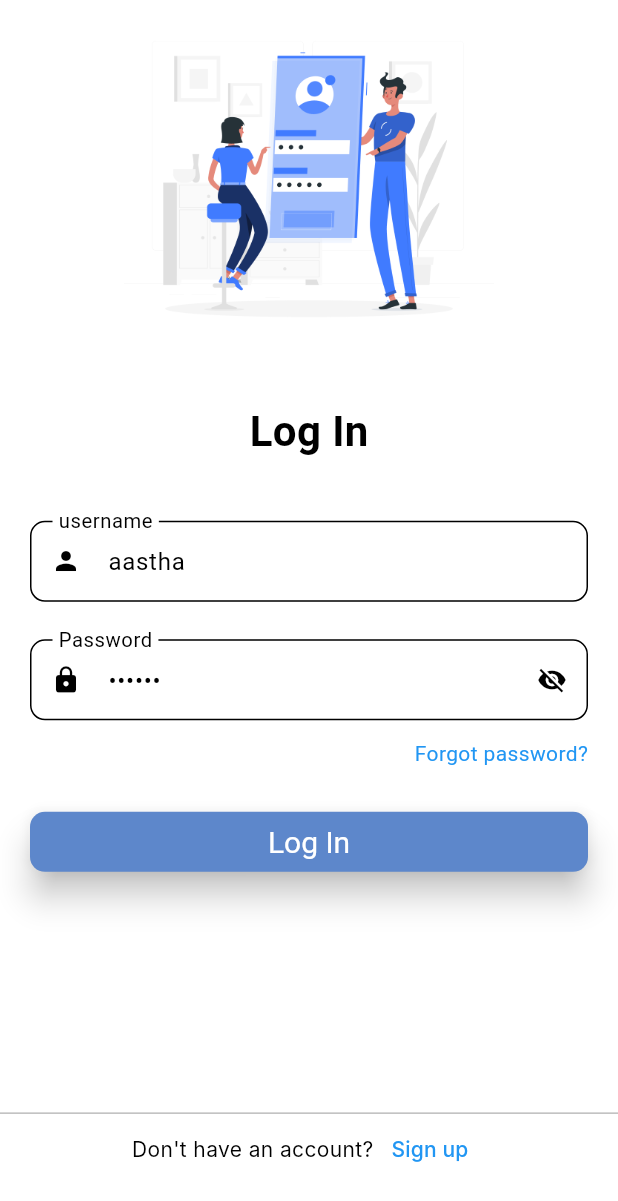
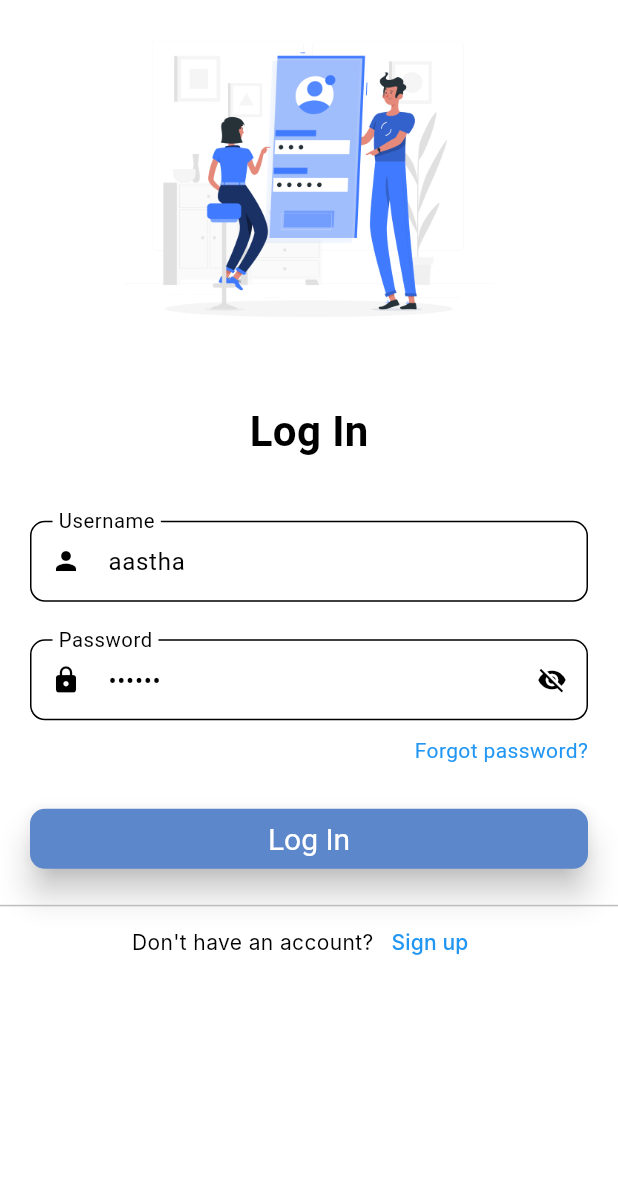
Before and after one commit to coder-aastha/nest-finder, a Flutter app: the screen it shows after launch, on a phone screen of 412 x 824 dp. Shown: the top 1201 px of the screen. Run offline on Flutter 3.47's test engine with Material 3 defaults, Android fonts, the phone set to English and light mode, and no system bars; our stand-ins replace dartz, dio, equatable, flutter_bloc, get_it, hive_flutter and 3 more; accounts and stored records are empty; Roboto replaces fonts that are missing (Inter, Junge, Montserrat); statements that could not run were skipped.

Commit message:
Some changes in login and register

```diff
--- a/lib/features/auth/data/model/auth_hive_model.dart
+++ b/lib/features/auth/data/model/auth_hive_model.dart
@@ -55,7 +55,7 @@ class AuthHiveModel extends Equatable {
       username: username,
       email: email,
       password: password,
-      avatar: avatar, // ✅ Map avatar
+      avatar: avatar, //
     );
   }
 
--- a/lib/features/auth/presentation/view/login_page_view.dart
+++ b/lib/features/auth/presentation/view/login_page_view.dart
@@ -15,7 +15,6 @@ class _LoginViewState extends State<LoginPageView> {
   final _usernameController = TextEditingController(text: 'aastha');
   final _passwordController = TextEditingController(text: '111111');
   bool _isPasswordVisible = false;
-  String? _errorMessage;
 
   final _gap = const SizedBox(height: 25);
 
@@ -25,7 +24,6 @@ class _LoginViewState extends State<LoginPageView> {
       body: SafeArea(
         child: SingleChildScrollView(
           child: Column(
-            mainAxisAlignment: MainAxisAlignment.spaceBetween,
             children: [
               // Logo Section
               Container(
@@ -39,7 +37,6 @@ class _LoginViewState extends State<LoginPageView> {
               ),
               // Login Form Section
               Container(
-                height: MediaQuery.of(context).size.height * 0.6,
                 width: double.infinity,
                 color: Colors.white,
                 child: Padding(
@@ -52,6 +49,7 @@ class _LoginViewState extends State<LoginPageView> {
                           children: [
                             const Text(
                               'Log In',
+                              key: Key('logInTitle'),
                               style: TextStyle(
                                 fontFamily: 'Junge',
                                 fontSize: 28,
@@ -59,7 +57,7 @@ class _LoginViewState extends State<LoginPageView> {
                               ),
                             ),
                             const SizedBox(height: 40),
-                            // Email Field
+                            // Username Field
                             TextFormField(
                               key: const ValueKey('username'),
                               controller: _usernameController,
@@ -69,7 +67,7 @@ class _LoginViewState extends State<LoginPageView> {
                                   size: 20,
                                   color: Colors.black,
                                 ),
-                                labelText: 'username',
+                                labelText: 'Username',
                                 hintText: 'aastha',
                                 hintStyle: const TextStyle(
                                   color: Color.fromARGB(255, 162, 158, 158),
@@ -128,19 +126,6 @@ class _LoginViewState extends State<LoginPageView> {
                               },
                             ),
                             const SizedBox(height: 10),
-                            // Error Message
-                            if (_errorMessage != null)
-                              Padding(
-                                padding: const EdgeInsets.only(bottom: 20.0),
-                                child: Text(
-                                  _errorMessage!,
-                                  style: const TextStyle(
-                                    color: Colors.red,
-                                    fontSize: 14,
-                                  ),
-                                ),
-                              ),
-                            const SizedBox(height: 2),
                             // Forgot Password
                             Align(
                               alignment: Alignment.centerRight,
@@ -164,6 +149,7 @@ class _LoginViewState extends State<LoginPageView> {
                               child: ElevatedButton(
                                 onPressed: () {
                                   if (_formKey.currentState!.validate()) {
+                                    // Proceed with login if validation succeeds
                                     context.read<LoginBloc>().add(
                                           LoginUserEvent(
                                             context: context,
--- a/lib/features/auth/presentation/view_model/signup/register_bloc.dart
+++ b/lib/features/auth/presentation/view_model/signup/register_bloc.dart
@@ -1,3 +1,5 @@
+import 'dart:io';
+
 import 'package:equatable/equatable.dart';
 import 'package:flutter/material.dart';
 import 'package:flutter_bloc/flutter_bloc.dart';
@@ -13,9 +15,8 @@ class RegisterBloc extends Bloc<RegisterEvent, RegisterState> {
   RegisterBloc({
     required RegisterUseCase registerUseCase,
   })  : _registerUseCase = registerUseCase,
-        super(RegisterState.initial()) {
+        super(const RegisterState.initial()) {
     on<RegisterUser>(_onRegisterEvent);
-
   }
 
   void _onRegisterEvent(
```
